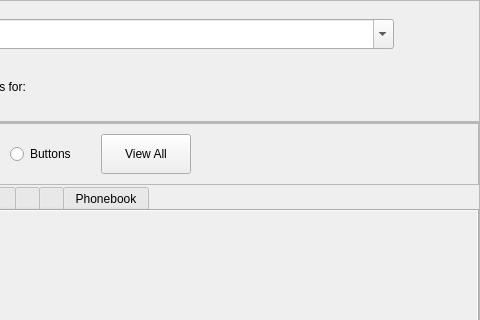
This is Resources.ui in zahkwan04/gcad-asis as Qt 5 draws it before an edit; both pictures show x 82 to 562 and y 0 to 320 of the 562 by 731 pixel window. The edited form follows.
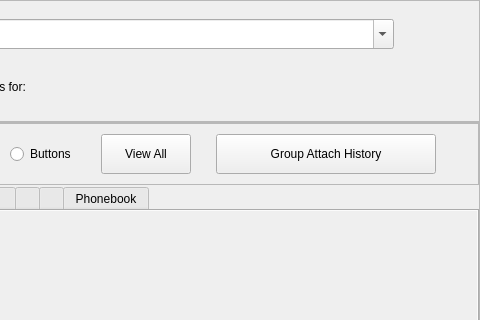
This is the edited form. Icons and pictures are not drawn.

Diff of the .ui file:
```diff
--- a/Resources.ui
+++ b/Resources.ui
@@ -336,6 +336,36 @@
            </property>
           </widget>
          </item>
+         <item>
+          <widget class="QPushButton" name="grpAttButton">
+           <property name="minimumSize">
+            <size>
+             <width>220</width>
+             <height>40</height>
+            </size>
+           </property>
+           <property name="icon">
+            <iconset>
+             <normalon>:/Images/images/icon_group_attach.png</normalon>
+            </iconset>
+           </property>
+           <property name="iconSize">
+            <size>
+             <width>30</width>
+             <height>30</height>
+            </size>
+           </property>
+           <property name="contextMenuPolicy">
+            <enum>Qt::CustomContextMenu</enum>
+           </property>
+           <property name="toolTip">
+            <string>During this session only</string>
+           </property>
+           <property name="text">
+            <string>Group Attach History</string>
+           </property>
+          </widget>
+         </item>
          <item>
           <spacer name="vewSpacer2">
            <property name="orientation">
```
Left out of the diff: 4 changed lines with no effect on the pictures.
